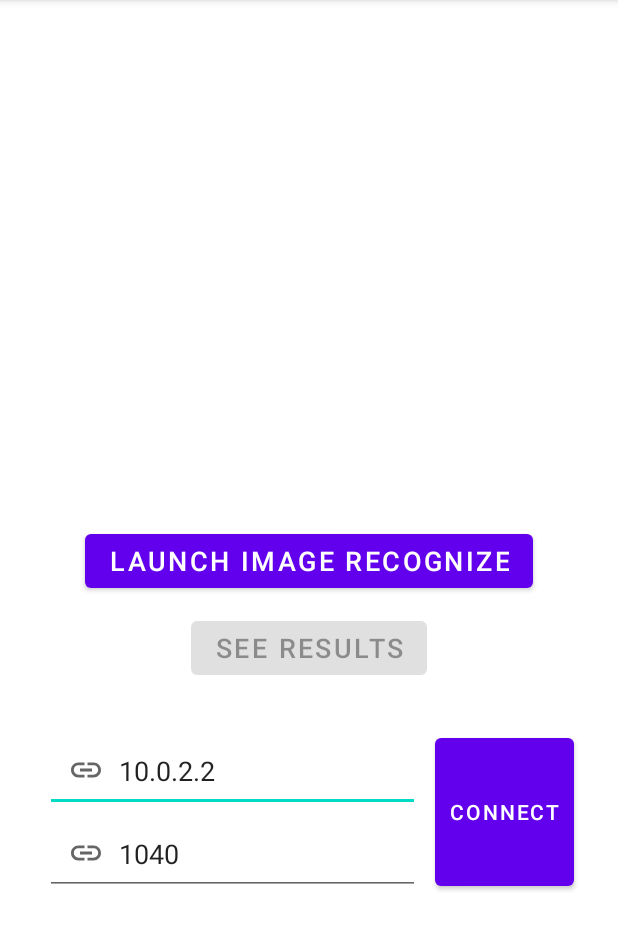
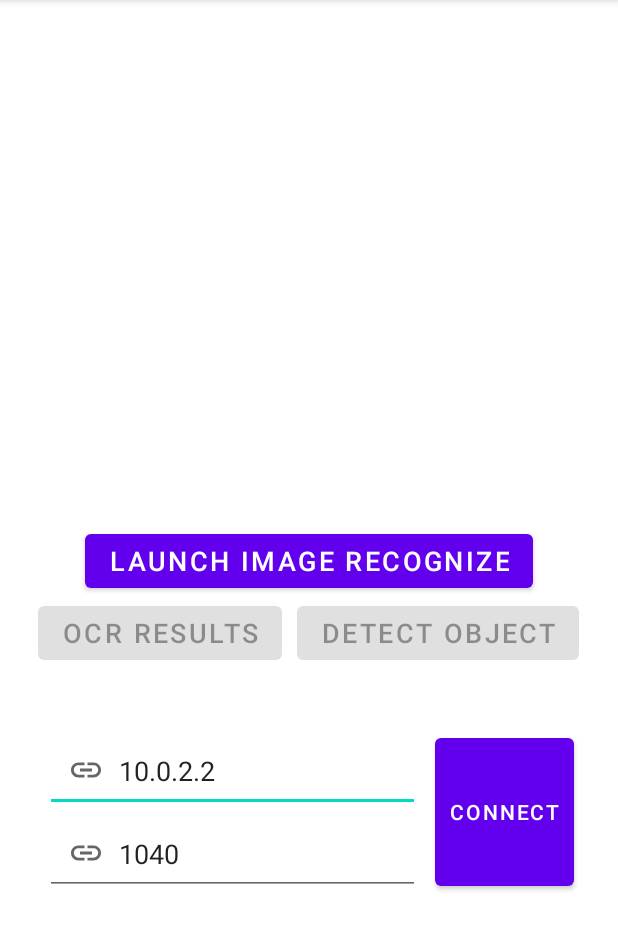
Before and after one commit to CS222-UIUC/course-project-group-40, an Android app: the screen it shows after launch (MainActivity), on a phone screen of 412 x 824 dp, the part 84-1034 px from its top. Run offline under Robolectric (Android 15) with nearby library versions, the phone set to English and light mode, and no system bars; libraries missing offline, so code that uses them is left out: com.theartofdev.edmodo.

Commit message:
Add Object Detection button

```diff
--- a/frontend/android-frontend/app/src/main/java/com/company/android_frontend/MainActivity.java
+++ b/frontend/android-frontend/app/src/main/java/com/company/android_frontend/MainActivity.java
@@ -11,8 +11,6 @@ import android.graphics.Bitmap;
 import android.graphics.drawable.BitmapDrawable;
 import android.os.Build;
 import android.os.Bundle;
-import android.os.Handler;
-import android.os.Looper;
 import android.view.View;
 import android.widget.Button;
 import android.widget.ImageView;
@@ -22,25 +20,21 @@ import android.widget.Toast;
 import com.theartofdev.edmodo.cropper.CropImage;
 import com.theartofdev.edmodo.cropper.CropImageView;
 
-import org.apache.commons.io.IOUtils;
-
 import java.io.BufferedReader;
 import java.io.ByteArrayOutputStream;
 import java.io.IOException;
 import java.io.InputStream;
 import java.io.InputStreamReader;
 import java.io.OutputStream;
-import java.io.StringWriter;
 import java.net.Socket;
 import java.net.UnknownHostException;
-import java.nio.charset.StandardCharsets;
 import java.util.concurrent.Callable;
 import java.util.concurrent.ExecutionException;
 import java.util.concurrent.FutureTask;
 
 public class MainActivity extends AppCompatActivity {
 
-    private Button button, connectButton, resultButton;
+    private Button button, connectButton, OCRButton, objectButton;
     private Socket socket;
     private String results;
 
@@ -50,12 +44,14 @@ public class MainActivity extends AppCompatActivity {
         setContentView(R.layout.activity_main);
 
         button = findViewById(R.id.click_button);
-        TextView serverIP = (TextView) findViewById(R.id.serverIP);
-        TextView port = (TextView) findViewById(R.id.port);
+        TextView serverIP = findViewById(R.id.serverIP);
+        TextView port = findViewById(R.id.port);
 
         connectButton = findViewById(R.id.ip_button);
-        resultButton = findViewById(R.id.result_button);
-        resultButton.setEnabled(false);
+        OCRButton = findViewById(R.id.result_button);
+        OCRButton.setEnabled(false);
+        objectButton = findViewById(R.id.object_detect_button);
+        objectButton.setEnabled(false);
 
         button.setOnClickListener(new View.OnClickListener() {
             @RequiresApi(api = Build.VERSION_CODES.M)
@@ -120,15 +116,19 @@ public class MainActivity extends AppCompatActivity {
                 }
             }
         });
-        resultButton.setOnClickListener(new View.OnClickListener() {
-            @RequiresApi(api = Build.VERSION_CODES.M)
-            @Override
-            public void onClick(View view) {
-                Intent displayResult = new Intent(MainActivity.this, ResultActivity.class);
-                // putExtra to pass the result
-                displayResult.putExtra("textRecognized", results);
-                startActivity(displayResult);
+        // Button "OCR Results"
+        OCRButton.setOnClickListener(view -> {
+            Intent displayResult = new Intent(MainActivity.this, ResultActivity.class);
+            // putExtra to pass the result
+            if (results == null || results.isEmpty()) {
+                results = "No text detected";
             }
+            displayResult.putExtra("textRecognized", results);
+            startActivity(displayResult);
+        });
+        // Button "Detect object"
+        objectButton.setOnClickListener(view -> {
+            // TODO: Draw boxes on the image currently displayed
         });
     }
 
@@ -221,7 +221,8 @@ public class MainActivity extends AppCompatActivity {
             if (resultCode == RESULT_OK) {
                 ((ImageView) findViewById(R.id.cropImageView)).setImageURI(result.getUri());
                 // enable SEE RESULT button
-                resultButton.setEnabled(true);
+                OCRButton.setEnabled(true);
+                objectButton.setEnabled(true);
             } else if (resultCode == CropImage.CROP_IMAGE_ACTIVITY_RESULT_ERROR_CODE) {
                 Exception error = result.getError();
             }
--- a/frontend/android-frontend/app/src/main/java/com/company/android_frontend/ResultActivity.java
+++ b/frontend/android-frontend/app/src/main/java/com/company/android_frontend/ResultActivity.java
@@ -15,9 +15,6 @@ public class ResultActivity extends AppCompatActivity {
 
         Intent intent = getIntent();
         String value = intent.getStringExtra("textRecognized");
-        if (value == null || value.isEmpty()) {
-            value = "Default text here";
-        }
 
         TextView resultView = findViewById(R.id.resultRecognized);
         resultView.setText(value);
--- a/frontend/android-frontend/app/src/main/res/layout/activity_main.xml
+++ b/frontend/android-frontend/app/src/main/res/layout/activity_main.xml
@@ -22,15 +22,31 @@
             android:id="@+id/click_button">
         </Button>
 
+        <LinearLayout
+            android:orientation="horizontal"
+            android:layout_width="wrap_content"
+            android:layout_height="wrap_content"
+            android:layout_gravity="center">
             <Button
                 android:layout_width="wrap_content"
                 android:layout_height="wrap_content"
                 android:layout_gravity="center_horizontal"
-            android:text="See results"
+                android:text="OCR Results"
                 android:layout_marginTop="10dp"
                 android:textSize="18sp"
                 android:id="@+id/result_button">
             </Button>
+
+            <Button
+                android:layout_width="wrap_content"
+                android:layout_height="wrap_content"
+                android:layout_gravity="center_horizontal"
+                android:text="Detect Object"
+                android:layout_marginStart="10dp"
+                android:textSize="18sp"
+                android:id="@+id/object_detect_button">
+            </Button>
+        </LinearLayout>
 
         <LinearLayout
             android:orientation="horizontal"
```
Lines whose indentation alone changed are shown as unchanged.
